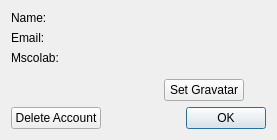
Old version of the form mslib/msui/ui/ui_mscolab_profile_dialog.ui in the repository Open-MSS/MSS.
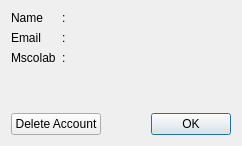
New version of the form. Icons and pictures are not drawn.

Commit message:
New Profile window (#1086)
* initial implementation of profile window; extended test scope

* completed profile window implementation and related tests

* fixed flake8 test failure

* fixed http auth bugs; extended test scope

* Provide same test signature

* fixed failing test

Patch:
```diff
--- a/mslib/msui/ui/ui_mscolab_profile_dialog.ui
+++ b/mslib/msui/ui/ui_mscolab_profile_dialog.ui
@@ -6,8 +6,8 @@
    <rect>
     <x>0</x>
     <y>0</y>
-    <width>277</width>
-    <height>140</height>
+    <width>242</width>
+    <height>146</height>
    </rect>
   </property>
   <property name="windowTitle">
@@ -16,45 +16,66 @@
   <layout class="QGridLayout" name="gridLayout">
    <item row="0" column="0">
     <layout class="QGridLayout" name="infoGl">
-     <item row="1" column="1">
+     <item row="0" column="2">
+      <widget class="QLabel" name="usernameLabel_2">
+       <property name="text">
+        <string/>
+       </property>
+      </widget>
+     </item>
+     <item row="1" column="2">
       <widget class="QLabel" name="emailLabel_2">
        <property name="text">
         <string/>
        </property>
       </widget>
      </item>
+     <item row="2" column="0">
+      <widget class="QLabel" name="mscolabURLLabel">
+       <property name="text">
+        <string>Mscolab</string>
+       </property>
+      </widget>
+     </item>
+     <item row="2" column="2">
+      <widget class="QLabel" name="mscolabURLLabel_2">
+       <property name="text">
+        <string/>
+       </property>
+      </widget>
+     </item>
      <item row="1" column="0">
       <widget class="QLabel" name="emailLabel">
        <property name="text">
-        <string>Email:</string>
+        <string>Email</string>
        </property>
       </widget>
      </item>
      <item row="0" column="0">
       <widget class="QLabel" name="usernameLabel">
        <property name="text">
-        <string>Name:</string>
+        <string>Name</string>
        </property>
       </widget>
      </item>
-     <item row="0" column="1">
-      <widget class="QLabel" name="usernameLabel_2">
+     <item row="0" column="1" alignment="Qt::AlignLeft">
+      <widget class="QLabel" name="label">
        <property name="text">
-        <string/>
+        <string>:</string>
        </property>
       </widget>
      </item>
-     <item row="2" column="0">
-      <widget class="QLabel" name="mscolabURLLabel">
+     <item row="1" column="1" alignment="Qt::AlignLeft">
+      <widget class="QLabel" name="label_2">
        <property name="text">
-        <string>Mscolab:</string>
+        <string>:</string>
        </property>
       </widget>
      </item>
-     <item row="2" column="1">
-      <widget class="QLabel" name="mscolabURLLabel_2">
+     <item row="2" column="1" alignment="Qt::AlignLeft">
+      <widget class="QLabel" name="label_3">
        <property name="text">
-        <string/>
+        <string>:</string>
        </property>
       </widget>
      </item>
@@ -67,12 +88,11 @@
        <property name="text">
         <string/>
        </property>
-      </widget>
-     </item>
-     <item alignment="Qt::AlignHCenter">
-      <widget class="QPushButton" name="setGravatarBtn">
-       <property name="text">
-        <string>Set Gravatar</string>
+       <property name="pixmap">
+        <pixmap resource="../resources/resources.qrc">:/gravatars/default-gravatars/default.png</pixmap>
+       </property>
+       <property name="scaledContents">
+        <bool>true</bool>
        </property>
       </widget>
      </item>
@@ -90,6 +110,9 @@
      <property name="text">
       <string>Delete Account</string>
      </property>
+     <property name="autoDefault">
+      <bool>false</bool>
+     </property>
     </widget>
    </item>
   </layout>
```
Left out of the diff: 4 changed lines with no effect on the pictures. The commit also changes 34 other files.
